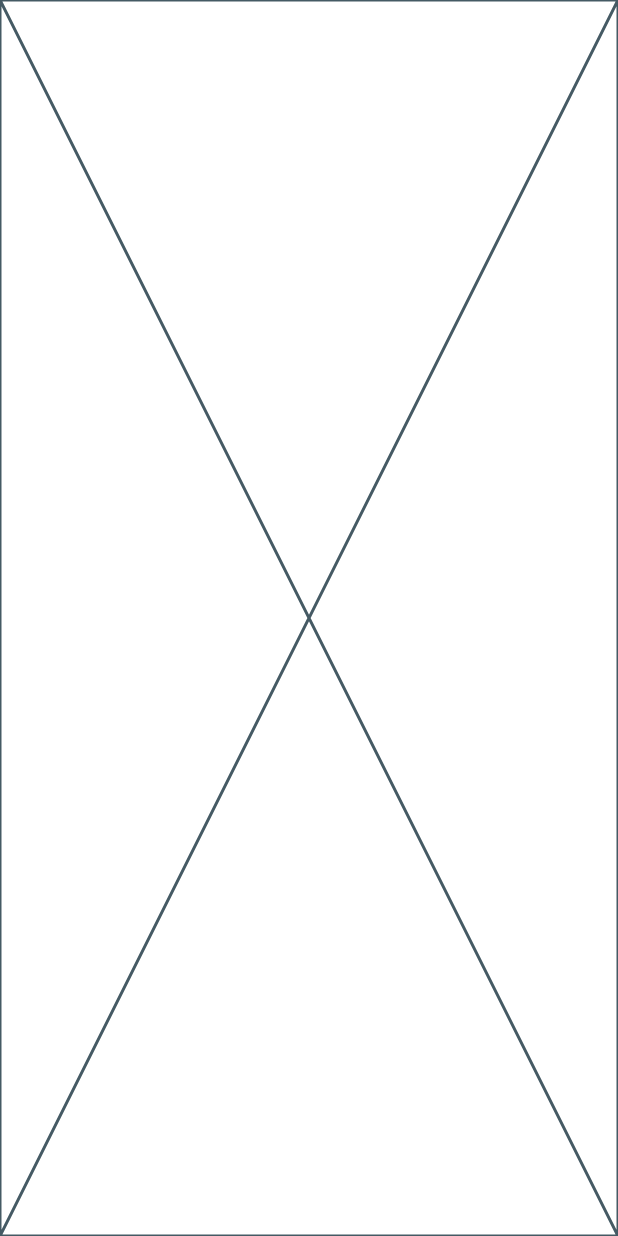
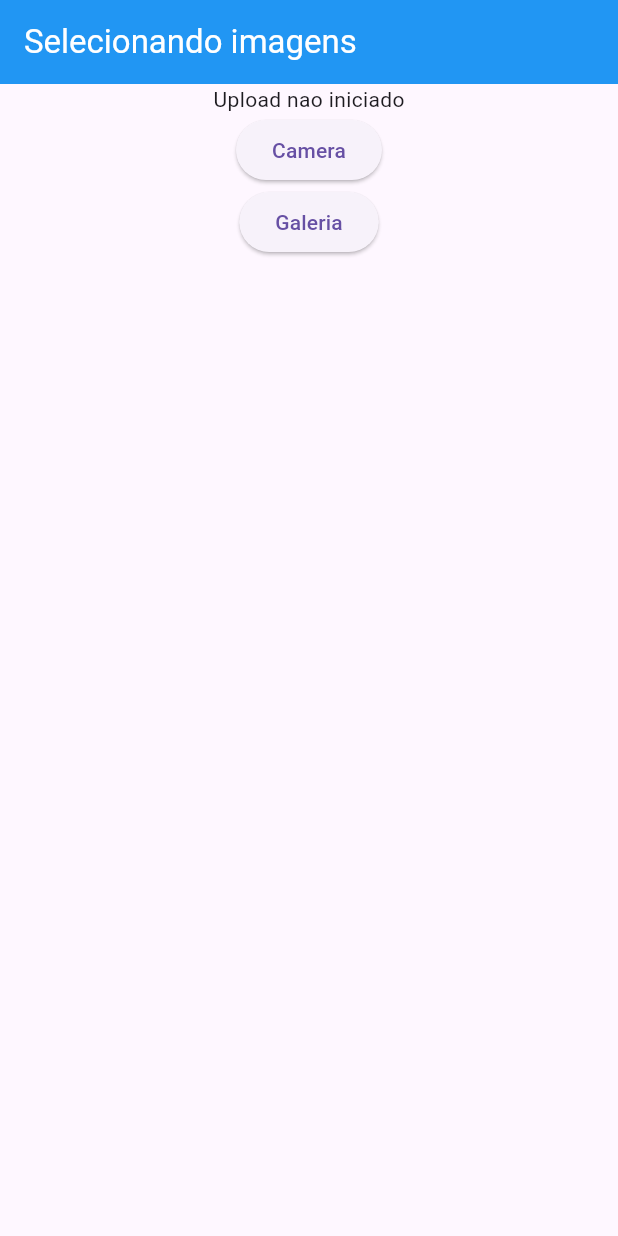
Before and after one commit to MatheusConaga/estudos_firebase, a Flutter app: the screen it shows after launch, on a phone screen of 412 x 824 dp. Run offline on Flutter 3.47's test engine with Material 3 defaults, Android fonts, the light colour scheme and no system bars; our stand-ins replace firebase_auth, firebase_core, firebase_storage, image_picker; accounts and stored records are empty.

Commit message:
Mandar imagens e recupera-las utilizando o firebase

```diff
--- a/lib/main.dart
+++ b/lib/main.dart
@@ -1,49 +1,128 @@
 import 'package:firebase_core/firebase_core.dart';
 import 'package:flutter/material.dart';
 import 'package:firebase_auth/firebase_auth.dart';
+import 'package:image_picker/image_picker.dart';
+import 'dart:io';
+import 'package:firebase_storage/firebase_storage.dart';
 
 
-void main() async{
-
+void main() async {
   WidgetsFlutterBinding.ensureInitialized();
   await Firebase.initializeApp();
 
-  FirebaseAuth auth = FirebaseAuth.instance;
-  String email = "matheus@gmail.com";
-  String password = "12345678";
-
-  /*
-  auth.createUserWithEmailAndPassword(
-      email: email,
-      password: password
-  ).then(( UserCredential userCrential ){
-      print("sucesso ao criar novo usuário!!! e-mail: " + (userCrential.user!.email ?? "Sem email"));
-  }).catchError((erro){
-    print("Novo usuário: erro " + erro.toString());
-  });*/
-
-  User? usuarioAtual = auth.currentUser;
-  if(usuarioAtual !=null ){
-  print("Usuario logado email: " + (usuarioAtual.email ?? "Sem email"));
- } else{
-    print("Usuario NÃO CREDENCIADO");
-  }
-
   runApp(MaterialApp(
-    home: MyApp(),
+    home: Home(),
   ));
 }
 
-class MyApp extends StatefulWidget {
-  const MyApp({super.key});
+class Home extends StatefulWidget {
+  const Home({super.key});
 
   @override
-  State<MyApp> createState() => _MyAppState();
+  State<Home> createState() => _HomeState();
 }
 
-class _MyAppState extends State<MyApp> {
+class _HomeState extends State<Home> {
+
+  String _statusUpload = "Upload nao iniciado";
+  String? _urlImagemRecuperada;
+
+  XFile? _imagem;
+  XFile? imagemSelecionada;
+  Future _recuperarImagem(bool daCamera) async{
+      if ( daCamera ){
+        imagemSelecionada = await ImagePicker().pickImage(source: ImageSource.camera);
+      } else{
+        imagemSelecionada = await ImagePicker().pickImage(source: ImageSource.gallery);
+      }
+
+      setState(() {
+        _imagem = imagemSelecionada;
+      });
+}
+
+    Future _uploadImagem() async{
+      if (_imagem == null) {
+        print("Nenhuma imagem selecionada.");
+        return;
+      }
+      // Referenciar arquivo
+      FirebaseStorage storage = FirebaseStorage.instance;
+      Reference pastaRaiz = storage.ref();
+      Reference arquivo = pastaRaiz.child("fotos").child("foto1.jpg");
+      File file = File(_imagem!.path);
+      // Fazer upload de imagem
+      UploadTask task = arquivo.putFile(file);
+
+     task.snapshotEvents.listen((TaskSnapshot snapshot){
+         if(snapshot.state == TaskState.running){
+          setState(() {
+            _statusUpload = "Em progresso";
+          });
+        } else if (snapshot.state == TaskState.success){
+           setState(() {
+             _statusUpload = "Upload realizado com sucesso!";
+           });
+           _recuperarUrlImagem(snapshot);
+         }
+     }, onError: (e){
+       print("Error");
+      setState(() {
+        _statusUpload = "Erro no upload";
+      });
+     });
+  }
+
+  Future _recuperarUrlImagem(TaskSnapshot snapshot) async{
+
+    String url = await snapshot.ref.getDownloadURL();
+    print("Resultado url: " + url);
+    setState(() {
+      _urlImagemRecuperada = url;
+    });
+  }
+
   @override
   Widget build(BuildContext context) {
-    return const Placeholder();
+    return Scaffold(
+      appBar: AppBar(
+        backgroundColor: Colors.blue,
+        title: Text(
+          "Selecionando imagens", style: TextStyle(color: Colors.white),),
+      ),
+      body: SingleChildScrollView(
+        child: Column(
+          children: [
+            Text(_statusUpload),
+            ElevatedButton(
+            child: Text("Camera"),
+            onPressed: () {
+                _recuperarImagem(true);
+            },
+            ),
+            ElevatedButton(
+              child: Text("Galeria"),
+              onPressed: () {
+                _recuperarImagem(false);
+              },
+            ),
+            _imagem == null
+            ? Container()
+                : Image.file(File(_imagem!.path)),
+            _imagem == null
+            ? Container()
+              : ElevatedButton(
+              child: Text("Upload Storage"),
+              onPressed: () {
+                _uploadImagem();
+              },
+            ),
+            _urlImagemRecuperada == null
+                ? Container()
+                : Image.network(_urlImagemRecuperada!),
+          ],
+        ),
+      ),
+    );
   }
 }
--- a/pubspec.yaml
+++ b/pubspec.yaml
@@ -39,6 +39,8 @@
   cloud_firestore: ^5.4.4
   firebase_auth: ^5.3.1
   firebase_core: ^3.6.0
+  image_picker: ^1.1.2
+
 
 
 dev_dependencies:
```
Also changed, not shown: pubspec.lock, 7 other files.
